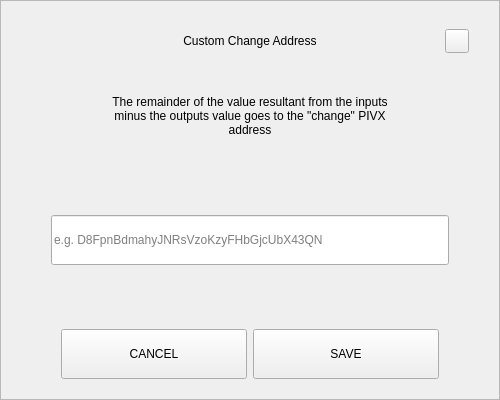
Above: src/qt/encocoin/forms/sendchangeaddressdialog.ui from Kopernikus-dev/test before the change. Below: the same form after it.
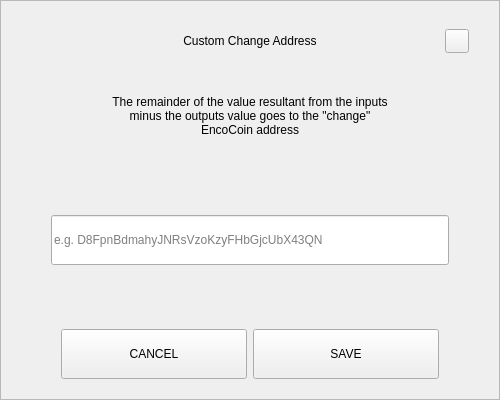
That is the form after the change.

Diff of the .ui file:
```diff
--- a/src/qt/encocoin/forms/sendchangeaddressdialog.ui
+++ b/src/qt/encocoin/forms/sendchangeaddressdialog.ui
@@ -164,7 +164,7 @@
          </size>
         </property>
         <property name="text">
-         <string>The remainder of the value resultant from the inputs minus the outputs value goes to the &quot;change&quot; PIVX address</string>
+         <string>The remainder of the value resultant from the inputs minus the outputs value goes to the &quot;change&quot; EncoCoin address</string>
         </property>
         <property name="alignment">
          <set>Qt::AlignCenter</set>
```
